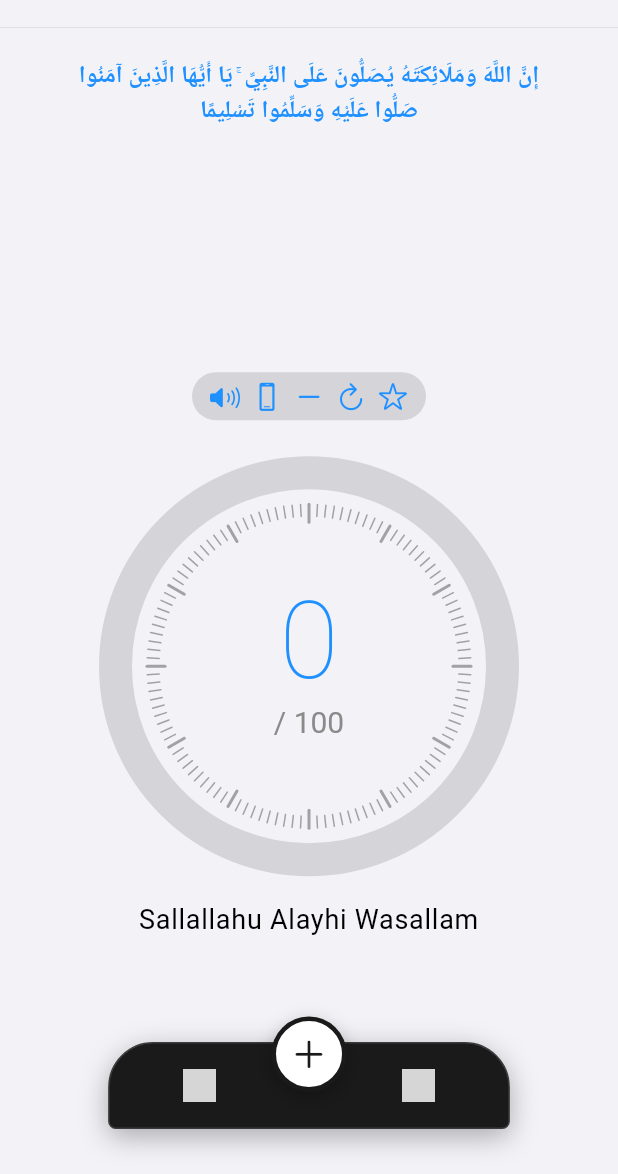
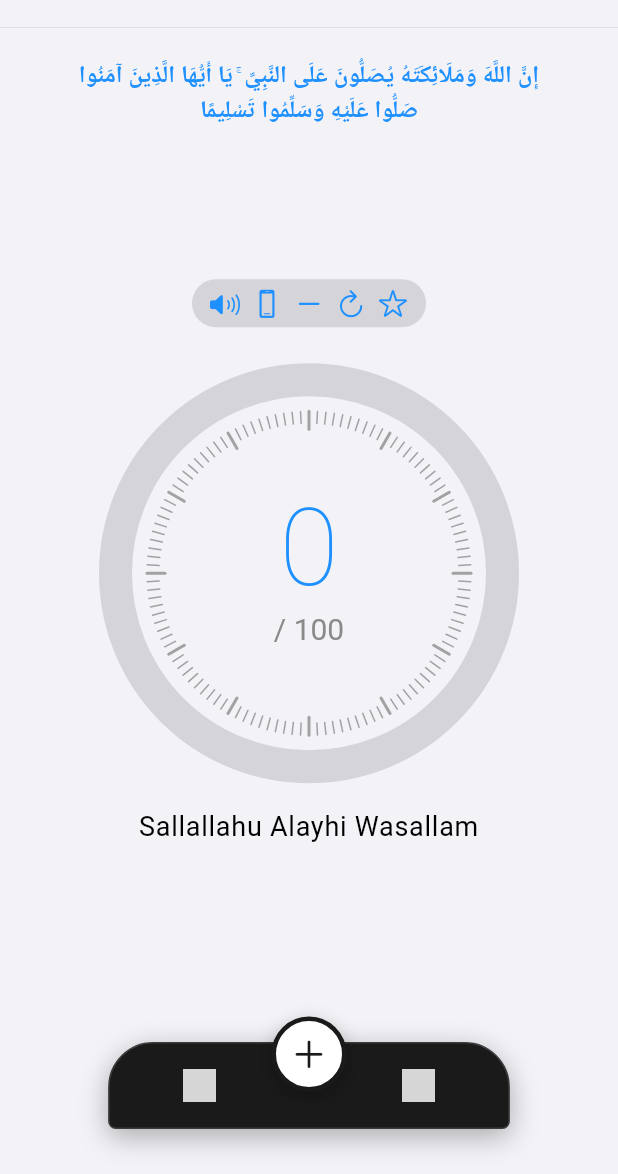
Before and after one commit to ahmed-sufi7/Digital-Tasbeeh, a Flutter app: the screen it shows after launch, on a phone screen of 412 x 824 dp, the part 62-1236 px from its top. Run offline on Flutter 3.47's test engine with Material 3 defaults, Android fonts, the phone set to English and light mode, and no system bars; our stand-ins replace audioplayers, shared_preferences, sqflite, vibration; accounts and stored records are empty; Roboto replaces fonts that are missing (SF Pro Display); grey boxes are pictures that could not be loaded.

Commit message:
Home Layout

```diff
--- a/digital_tasbeeh/lib/screens/home_screen.dart
+++ b/digital_tasbeeh/lib/screens/home_screen.dart
@@ -3,11 +3,30 @@ import 'package:provider/provider.dart';
 import '../constants/app_colors.dart';
 import '../constants/app_text_styles.dart';
 import '../providers/counter_provider.dart';
+import '../providers/settings_provider.dart';
 import '../widgets/circular_counter.dart';
 import '../widgets/ios_header.dart';
 
 class HomeScreen extends StatelessWidget {
   const HomeScreen({super.key});
+
+  void _handleScreenTap(BuildContext context) async {
+    final counterProvider = Provider.of<CounterProvider>(
+      context,
+      listen: false,
+    );
+    final settingsProvider = Provider.of<SettingsProvider>(
+      context,
+      listen: false,
+    );
+
+    // Provide haptic and audio feedback
+    settingsProvider.provideHapticFeedback();
+    settingsProvider.provideAudioFeedback();
+
+    // Increment counter
+    await counterProvider.increment();
+  }
 
   @override
   Widget build(BuildContext context) {
@@ -56,19 +75,28 @@ class HomeScreen extends StatelessWidget {
                 ],
               ),
 
-              // Main content
+              // Main content with full-screen tap detection
               Expanded(
+                child: GestureDetector(
+                  onTap: () => _handleScreenTap(context),
+                  behavior: HitTestBehavior.translucent,
                   child: Padding(
-                  padding: const EdgeInsets.symmetric(
-                    horizontal: 20.0,
-                    vertical: 20.0,
+                    padding: const EdgeInsets.only(
+                      left: 20.0,
+                      right: 20.0,
+                      top: 8.0,
+                      bottom: 120.0, // Space for floating nav bar
                     ),
                     child: Column(
-                    mainAxisAlignment: MainAxisAlignment.center,
+                      crossAxisAlignment: CrossAxisAlignment.center,
                       children: [
-                      // Main Arabic heading
+                        // Main Arabic heading at the top
                         Padding(
-                        padding: const EdgeInsets.symmetric(horizontal: 32),
+                          padding: const EdgeInsets.only(
+                            left: 32,
+                            right: 32,
+                            top: 12,
+                          ),
                           child: Text(
                             'إِنَّ اللَّهَ وَمَلَائِكَتَهُ يُصَلُّونَ عَلَى النَّبِيِّ ۚ يَا أَيُّهَا الَّذِينَ آمَنُوا صَلُّوا عَلَيْهِ وَسَلِّمُوا تَسْلِيمًا',
                             textAlign: TextAlign.center,
@@ -82,11 +110,10 @@ class HomeScreen extends StatelessWidget {
                           ),
                         ),
 
-                      const SizedBox(height: 24),
-
-                      // Main circular counter component (includes action bar)
-                      const Expanded(child: CircularCounter()),
+                        // Centered counter and action bar
+                        Expanded(child: Center(child: const CircularCounter())),
                       ],
+                    ),
                   ),
                 ),
               ),
```
Lines whose indentation alone changed are shown as unchanged.
